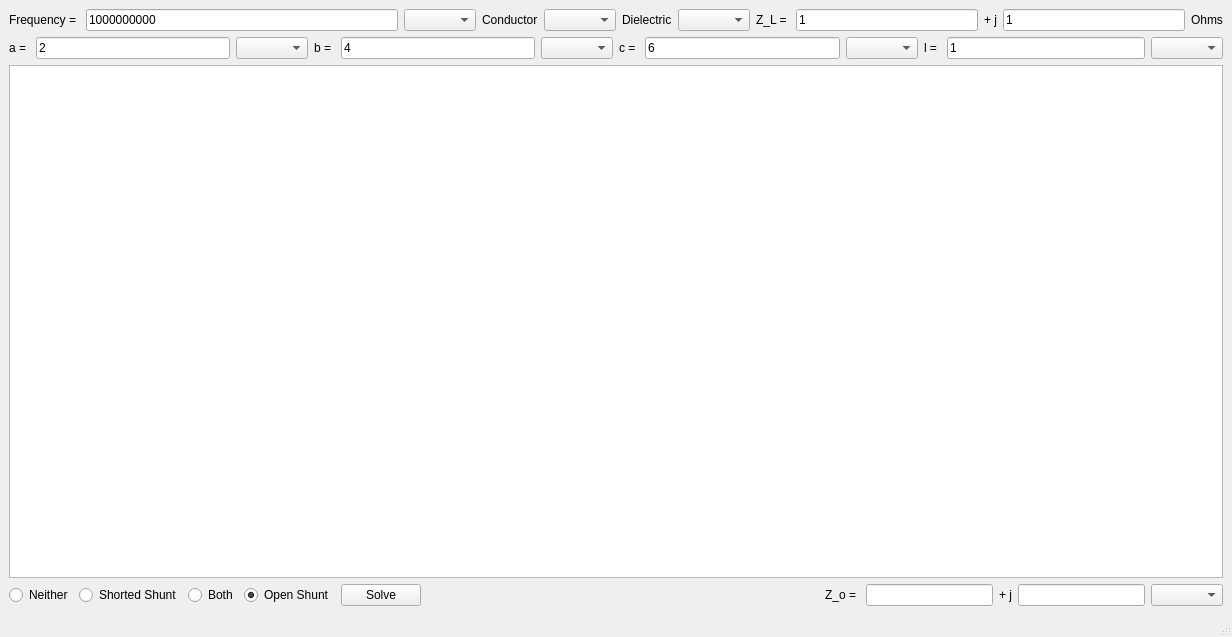
Before: the Qt Designer form main_gui.ui in cativenom/CoaxCableProject, drawn with Qt 5.
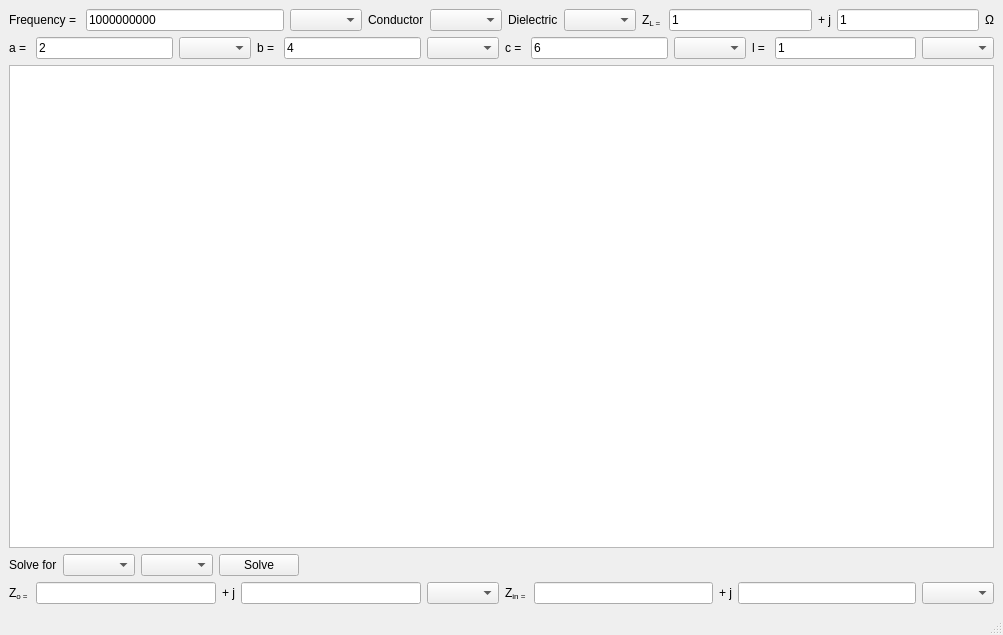
After: the same form once the commit is applied.

Patch:
```diff
--- a/main_gui.ui
+++ b/main_gui.ui
@@ -6,18 +6,18 @@
    <rect>
     <x>0</x>
     <y>0</y>
-    <width>1232</width>
-    <height>637</height>
+    <width>1003</width>
+    <height>635</height>
    </rect>
   </property>
   <property name="windowTitle">
    <string>MainWindow</string>
   </property>
   <widget class="QWidget" name="centralwidget">
+   <layout class="QVBoxLayout" name="verticalLayout_4">
+    <item>
    <layout class="QVBoxLayout" name="verticalLayout_3">
     <item>
-     <layout class="QVBoxLayout" name="verticalLayout_2">
-      <item>
        <layout class="QVBoxLayout" name="verticalLayout">
         <item>
          <layout class="QHBoxLayout" name="horizontalLayout_11">
@@ -71,7 +71,7 @@
             <item>
              <widget class="QLabel" name="label_5">
               <property name="text">
-               <string>Z_L = </string>
+               <string>Z&lt;sub&gt;L = </string>
               </property>
              </widget>
             </item>
@@ -99,7 +99,7 @@
             <item>
              <widget class="QLabel" name="label_7">
               <property name="text">
-               <string>Ohms</string>
+               <string>Ω</string>
               </property>
              </widget>
             </item>
@@ -201,39 +201,21 @@
        <widget class="QGraphicsView" name="graphicsView"/>
       </item>
       <item>
-       <layout class="QHBoxLayout" name="horizontalLayout_12">
+       <layout class="QVBoxLayout" name="verticalLayout_2">
         <item>
          <layout class="QHBoxLayout" name="horizontalLayout_6">
           <item>
-           <widget class="QRadioButton" name="N">
+           <widget class="QLabel" name="label_13">
             <property name="text">
-             <string>Neither</string>
+             <string>Solve for</string>
             </property>
            </widget>
           </item>
           <item>
-           <widget class="QRadioButton" name="shorted_shunt_btn">
-            <property name="text">
-             <string>Shorted Shunt</string>
-            </property>
-           </widget>
+           <widget class="QComboBox" name="open_shunt_box"/>
           </item>
           <item>
-           <widget class="QRadioButton" name="both_btn">
-            <property name="text">
-             <string>Both</string>
-            </property>
-           </widget>
-          </item>
-          <item>
-           <widget class="QRadioButton" name="open_shunt_btn">
-            <property name="text">
-             <string>Open Shunt</string>
-            </property>
-            <property name="checked">
-             <bool>true</bool>
-            </property>
-           </widget>
+           <widget class="QComboBox" name="stub_shunt_box"/>
           </item>
           <item>
            <widget class="QPushButton" name="solve_btn">
@@ -242,8 +224,6 @@
             </property>
            </widget>
           </item>
-         </layout>
-        </item>
         <item>
          <spacer name="horizontalSpacer">
           <property name="orientation">
@@ -251,18 +231,22 @@
           </property>
           <property name="sizeHint" stdset="0">
            <size>
-            <width>258</width>
-            <height>22</height>
+              <width>468</width>
+              <height>20</height>
            </size>
           </property>
          </spacer>
         </item>
+         </layout>
+        </item>
+        <item>
+         <layout class="QHBoxLayout" name="horizontalLayout_12">
         <item>
          <layout class="QHBoxLayout" name="horizontalLayout_5">
           <item>
            <widget class="QLabel" name="label_12">
             <property name="text">
-             <string>Z_o = </string>
+               <string>Z&lt;sub&gt;o = </string>
             </property>
            </widget>
           </item>
@@ -292,6 +276,43 @@
           </item>
          </layout>
         </item>
+          <item>
+           <layout class="QHBoxLayout" name="horizontalLayout_14">
+            <item>
+             <widget class="QLabel" name="label_16">
+              <property name="text">
+               <string>Z&lt;sub&gt;in = </string>
+              </property>
+             </widget>
+            </item>
+            <item>
+             <widget class="QLineEdit" name="char_impedence_real_3">
+              <property name="readOnly">
+               <bool>true</bool>
+              </property>
+             </widget>
+            </item>
+            <item>
+             <widget class="QLabel" name="label_17">
+              <property name="text">
+               <string>+ j</string>
+              </property>
+             </widget>
+            </item>
+            <item>
+             <widget class="QLineEdit" name="char_impedence_fake_3">
+              <property name="readOnly">
+               <bool>true</bool>
+              </property>
+             </widget>
+            </item>
+            <item>
+             <widget class="QComboBox" name="ohmUnits_3"/>
+            </item>
+           </layout>
+          </item>
+         </layout>
+        </item>
        </layout>
       </item>
      </layout>
```
Left out of the diff: 2 changed lines with no effect on the pictures. Lines whose indentation alone changed are shown as unchanged.
